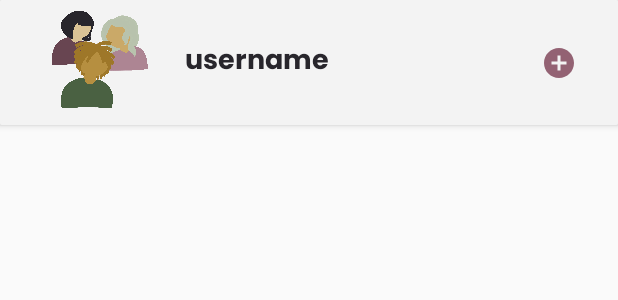
After one commit to mirandaday16/junglee, an Android app: the layout card_friend_item.xml on its own in the app's theme, with its tools: preview values and no code run, on a phone screen of 412 x 824 dp. The commit adds this screen. Shown: the top 300 px of the screen. Run offline under Robolectric (Android 15) with nearby library versions, the light colour scheme and no system bars.

Commit message:
friend item card and nav bar in friends activity

```diff
--- /dev/null
+++ b/app/src/main/res/drawable/ic_add_circle_24.xml
@@ -0,0 +1,5 @@
+<vector android:height="24dp" android:tint="#936273"
+    android:viewportHeight="24" android:viewportWidth="24"
+    android:width="24dp" xmlns:android="http://schemas.android.com/apk/res/android">
+    <path android:fillColor="@android:color/white" android:pathData="M12,2C6.48,2 2,6.48 2,12s4.48,10 10,10 10,-4.48 10,-10S17.52,2 12,2zM17,13h-4v4h-2v-4L7,13v-2h4L11,7h2v4h4v2z"/>
+</vector>
--- /dev/null
+++ b/app/src/main/res/layout/card_friend_item.xml
@@ -0,0 +1,48 @@
+<?xml version="1.0" encoding="utf-8"?>
+<androidx.cardview.widget.CardView xmlns:android="http://schemas.android.com/apk/res/android"
+    xmlns:app="http://schemas.android.com/apk/res-auto"
+    android:id="@+id/card_view"
+    android:layout_width="match_parent"
+    android:layout_height="wrap_content"
+    app:cardElevation="3dp"
+    android:layout_marginBottom="5dp">
+
+    <LinearLayout
+        android:id="@+id/linearLayout"
+        android:layout_width="match_parent"
+        android:layout_height="match_parent"
+        android:background="@color/colorSurfaceLight"
+        android:gravity="center_vertical">
+
+        <ImageView
+            android:id="@+id/profilePicture"
+            android:layout_width="75dp"
+            android:layout_height="75dp"
+            android:layout_marginStart="10dp"
+            android:layout_marginVertical="4dp"
+            android:contentDescription="@string/profile_picture"
+            app:srcCompat="@drawable/ic_friends"
+            android:layout_weight="1"/>
+
+        <TextView
+            android:id="@+id/username"
+            android:layout_width="wrap_content"
+            android:layout_height="wrap_content"
+            android:layout_marginStart="10dp"
+            android:text="@string/username_filler"
+            style="@style/ListItem"
+            android:clickable="true"
+            android:layout_weight="4"/>
+
+        <ImageButton
+            android:id="@+id/addFriendButton"
+            android:layout_width="50dp"
+            android:layout_height="50dp"
+            android:src="@drawable/ic_add_circle_24"
+            android:contentDescription="@string/add_friend_button"
+            android:background="@color/colorSurfaceLight"
+            android:layout_weight="1"/>
+
+    </LinearLayout>
+
+</androidx.cardview.widget.CardView>
--- a/app/src/main/res/values/colors.xml
+++ b/app/src/main/res/values/colors.xml
@@ -3,6 +3,7 @@
     <color name="colorSurface">#E7EAE4</color>
     <color name="colorSurfaceLight">#F3F3F3</color>
     <color name="colorSurfaceDark">#CCD2C6</color>
+    <color name="colorSurfaceDarkest">#ADB7A4</color>
 
     <color name="colorTextDark">#28262C</color>
     <color name="colorTextLight">#38363D</color>
--- a/app/src/main/res/values/strings.xml
+++ b/app/src/main/res/values/strings.xml
@@ -8,10 +8,19 @@
 
     <!--    Friends List Activity-->
     <string name="friends_cap">Friends</string>
+    <string name="username_filler">username</string>
 
 
     <!--    Content Descriptions-->
     <string name="login_screen_wallpaper">login screen wallpaper</string>
     <string name="friends_icon">friends icon</string>
+    <string name="profile_picture">profile picture</string>
+    <string name="add_friend_button">add friend button</string>
+    <string name="my_jungle_activity_button">my jungle activity button</string>
+    <string name="checklist_activity_button">checklist activity button</string>
+    <string name="home_activity_button">home activity button</string>
+    <string name="environment_activity_button">environment activity button</string>
+    <string name="friends_activity_button">friends activity button</string>
+
 
 </resources>
--- a/app/src/main/res/values/styles.xml
+++ b/app/src/main/res/values/styles.xml
@@ -26,7 +26,7 @@
         <item name="android:textColor">@color/colorSurfaceLight</item>/>
     </style>
 
-    <style name="PostHeadline">
+    <style name="ListItem">
         <item name="android:fontFamily">@font/poppins_bold</item>
         <item name="android:textSize">18sp</item>
         <item name="android:textColor">@color/colorTextDark</item>/>
```
Also changed, not shown: app/src/main/res/layout/activity_friends_list.xml (+63 -0 lines).
